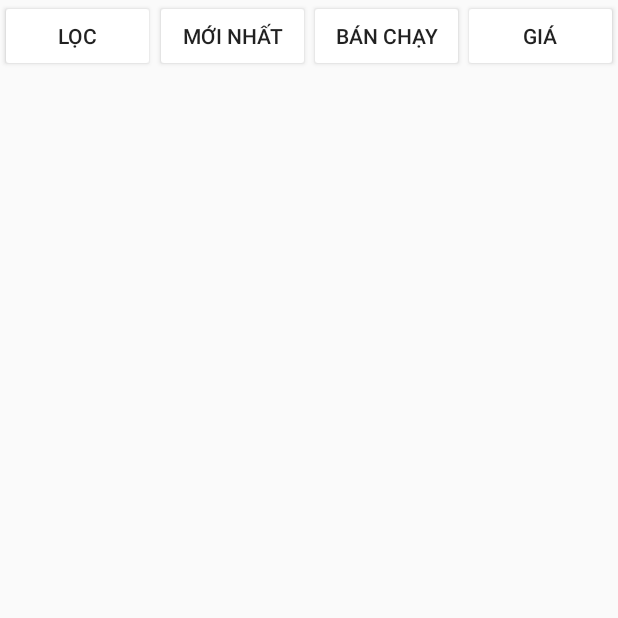
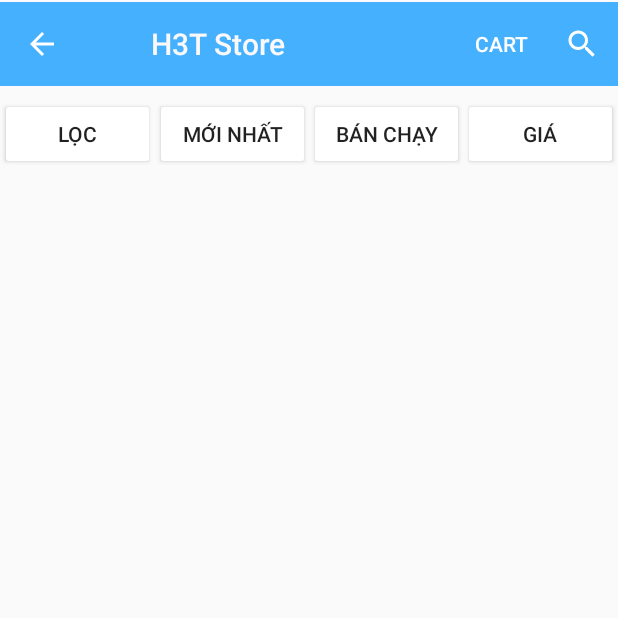
Before and after one commit to phanminhhoang2110/Android-Final-Project, an Android app: the ActivityCustomerViewProduct screen opened directly, with no data from a screen before it, on a phone screen of 412 x 824 dp, the top half of it. Run offline under Robolectric (Android 15) with nearby library versions, the phone set to English and light mode, and no system bars.

Commit message:
sua het roi nha

```diff
--- a/app/src/main/java/com/example/h3t_project/activity/ActivityCustomerViewProduct.java
+++ b/app/src/main/java/com/example/h3t_project/activity/ActivityCustomerViewProduct.java
@@ -1,6 +1,7 @@
 package com.example.h3t_project.activity;
 
 import androidx.appcompat.app.AppCompatActivity;
+import androidx.appcompat.widget.Toolbar;
 
 import android.os.Bundle;
 import android.view.Menu;
@@ -9,12 +10,17 @@ import android.view.MenuItem;
 import com.example.h3t_project.R;
 
 public class ActivityCustomerViewProduct extends AppCompatActivity {
-
+    Toolbar toolbar;
     @Override
     protected void onCreate(Bundle savedInstanceState) {
         super.onCreate(savedInstanceState);
         setContentView(R.layout.activity_customer_view_product);
 
+        toolbar = findViewById(R.id.actionbar);
+
+        setSupportActionBar(toolbar);
+
+        getSupportActionBar().setDisplayShowHomeEnabled(true);
         getSupportActionBar().setDisplayHomeAsUpEnabled(true);
     }
 
--- a/app/src/main/res/layout/activity_customer_view_product.xml
+++ b/app/src/main/res/layout/activity_customer_view_product.xml
@@ -5,6 +5,26 @@
     android:layout_width="match_parent"
     android:layout_height="match_parent"
     tools:context=".activity.ActivityCustomerViewProduct">
+    <androidx.appcompat.widget.Toolbar
+        android:id="@+id/actionbar"
+        android:layout_width="match_parent"
+        android:layout_height="wrap_content"
+        android:background="#CC189EFF"
+        android:gravity="center"
+
+        android:minHeight="?attr/actionBarSize"
+        android:theme="@style/ThemeOverlay.AppCompat.Dark.ActionBar"
+        app:layout_constraintBottom_toBottomOf="parent"
+        app:layout_constraintEnd_toEndOf="parent"
+        app:layout_constraintHorizontal_bias="0.0"
+        app:layout_constraintStart_toStartOf="parent"
+        app:layout_constraintTop_toTopOf="parent"
+        app:layout_constraintVertical_bias="0.002"
+        app:subtitleTextColor="#F6F4F4"
+        app:title="H3T Store"
+        app:titleMargin="4dp"
+        app:titleMarginStart="45dp"
+        app:titleTextColor="#FAF8F8" />
 
     <Button
         android:id="@+id/button2"
@@ -12,11 +32,38 @@
         android:layout_height="wrap_content"
         android:backgroundTint="#FFFFFF"
         android:text="Mới nhất"
-        app:layout_constraintBottom_toBottomOf="parent"
+        app:layout_constraintBottom_toBottomOf="@+id/button"
         app:layout_constraintEnd_toEndOf="parent"
         app:layout_constraintHorizontal_bias="0.334"
         app:layout_constraintStart_toStartOf="parent"
-        app:layout_constraintTop_toTopOf="parent"
+        app:layout_constraintTop_toTopOf="@+id/button"
+        app:layout_constraintVertical_bias="0.084" />
+
+    <Button
+        android:id="@+id/button3"
+        android:layout_width="103dp"
+        android:layout_height="wrap_content"
+        android:backgroundTint="#FFFFFF"
+        android:text="Bán chạy"
+        app:layout_constraintBottom_toBottomOf="@+id/button"
+        app:layout_constraintEnd_toEndOf="parent"
+        app:layout_constraintHorizontal_bias="0.668"
+        app:layout_constraintStart_toStartOf="parent"
+        app:layout_constraintTop_toTopOf="@+id/button"
+        app:layout_constraintVertical_bias="0.084" />
+
+    <Button
+        android:id="@+id/button"
+        android:layout_width="103dp"
+        android:layout_height="wrap_content"
+        android:layout_marginTop="8dp"
+        android:backgroundTint="#FFFFFF"
+        android:text="Lọc"
+        app:layout_constraintBottom_toBottomOf="parent"
+        app:layout_constraintEnd_toEndOf="parent"
+        app:layout_constraintHorizontal_bias="0.0"
+        app:layout_constraintStart_toStartOf="parent"
+        app:layout_constraintTop_toBottomOf="@+id/actionbar"
         app:layout_constraintVertical_bias="0.0" />
 
     <Button
@@ -25,37 +72,11 @@
         android:layout_height="wrap_content"
         android:backgroundTint="#FFFFFF"
         android:text="Giá"
-        app:layout_constraintBottom_toBottomOf="parent"
+        app:layout_constraintBottom_toBottomOf="@+id/button"
         app:layout_constraintEnd_toEndOf="parent"
         app:layout_constraintHorizontal_bias="1.0"
         app:layout_constraintStart_toStartOf="parent"
-        app:layout_constraintTop_toTopOf="parent"
-        app:layout_constraintVertical_bias="0.0" />
-
-    <Button
-        android:id="@+id/button"
-        android:layout_width="103dp"
-        android:layout_height="wrap_content"
-        android:backgroundTint="#FFFFFF"
-        android:text="Lọc"
-        app:layout_constraintBottom_toBottomOf="parent"
-        app:layout_constraintEnd_toEndOf="parent"
-        app:layout_constraintHorizontal_bias="0.0"
-        app:layout_constraintStart_toStartOf="parent"
-        app:layout_constraintTop_toTopOf="parent"
-        app:layout_constraintVertical_bias="0.0" />
-
-    <Button
-        android:id="@+id/button3"
-        android:layout_width="103dp"
-        android:layout_height="wrap_content"
-        android:backgroundTint="#FFFFFF"
-        android:text="Bán chạy"
-        app:layout_constraintBottom_toBottomOf="parent"
-        app:layout_constraintEnd_toEndOf="parent"
-        app:layout_constraintHorizontal_bias="0.668"
-        app:layout_constraintStart_toStartOf="parent"
-        app:layout_constraintTop_toTopOf="parent"
-        app:layout_constraintVertical_bias="0.0" />
+        app:layout_constraintTop_toTopOf="@+id/button"
+        app:layout_constraintVertical_bias="0.084" />
 
 </androidx.constraintlayout.widget.ConstraintLayout>
--- a/app/src/main/res/menu/menu_customer_view_product.xml
+++ b/app/src/main/res/menu/menu_customer_view_product.xml
@@ -6,7 +6,7 @@
     <item android:id="@+id/action_cart"
         android:title="cart"
         app:showAsAction="always"
-        android:icon="@drawable/ic_shopping_cart"/>
+        android:actionLayout="@layout/cart_icon_with_number"/>
     <item
         android:id="@+id/action_search"
         android:actionLayout="@layout/search_cutomer_view_product"
```
Also changed, not shown: app/src/main/java/com/example/h3t_project/activity/ActivityDetailOrder.java (+7 -1 lines), app/src/main/java/com/example/h3t_project/activity/ActivityListOrder.java (+7 -2 lines), app/src/main/java/com/example/h3t_project/activity/ActivityMyCart.java (+7 -2 lines), app/src/main/res/layout/activity_detail_order.xml (+22 -1 lines), app/src/main/res/layout/activity_list_order.xml (+27 -6 lines), app/src/main/res/layout/activity_my_cart.xml (+24 -2 lines).
